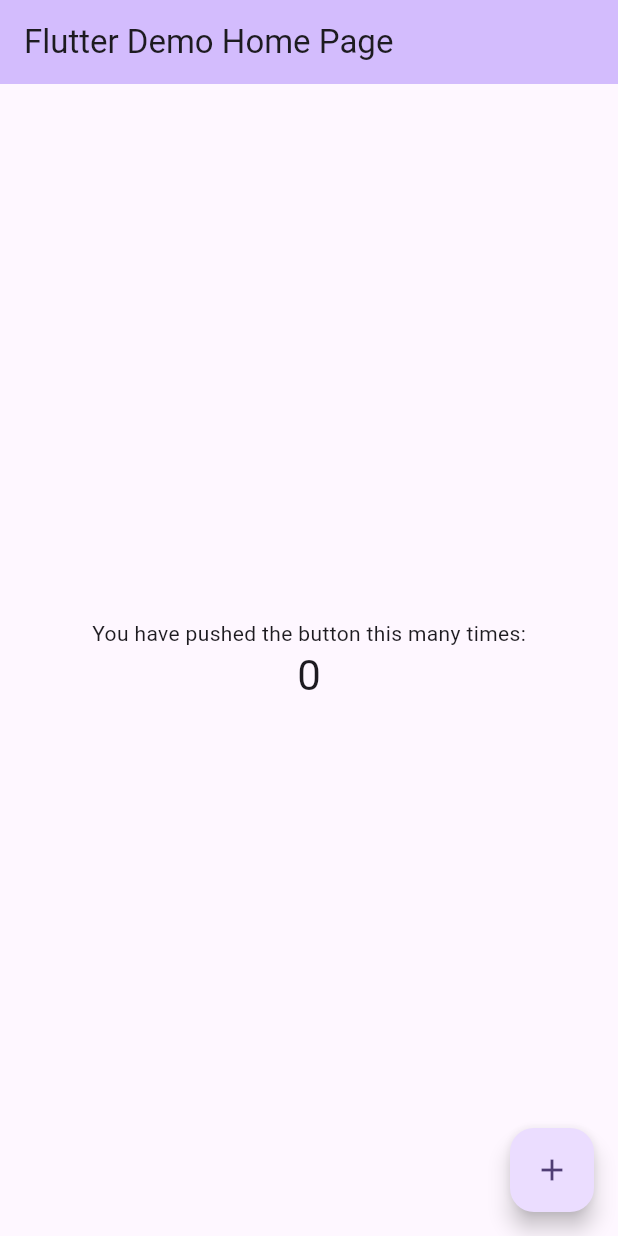
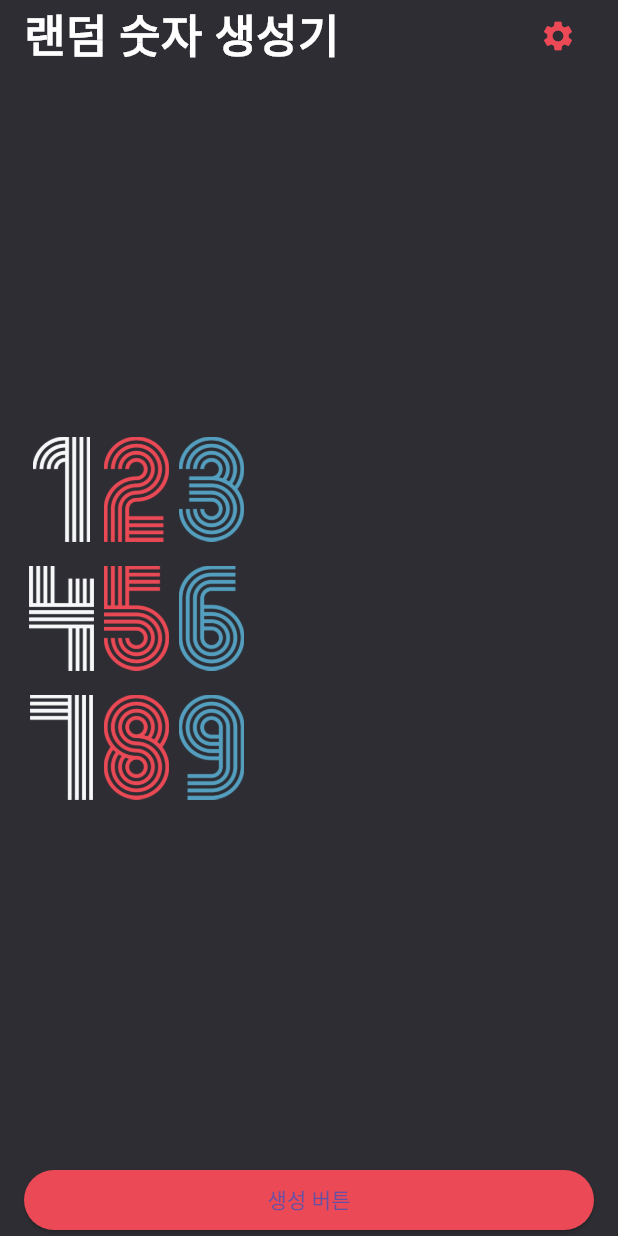
Before and after one commit to sangsang0114/AndroidFlutterPractice, a Flutter app: the screen it shows after launch, on a phone screen of 412 x 824 dp. Run offline on Flutter 3.47's test engine with Material 3 defaults, Android fonts, the phone set to English and light mode, and no system bars; our stand-ins replace webview_flutter.

Commit message:
random_number 프로젝트 완성

```diff
--- /dev/null
+++ b/random_number/lib/component/number_row.dart
@@ -0,0 +1,28 @@
+import 'package:flutter/material.dart';
+
+class NumberRow extends StatelessWidget {
+  final int number;
+
+  const NumberRow({
+    required this.number,
+    super.key,
+  });
+
+  @override
+  Widget build(BuildContext context) {
+    return Row(
+      children: number
+          .toString()
+          .split('')
+          .toList()
+          .map(
+            (x) => Image.asset(
+              'asset/img/$x.png',
+              width: 50.0,
+              height: 70.0,
+            ),
+          )
+          .toList(),
+    );
+  }
+}
--- /dev/null
+++ b/random_number/lib/constant/color.dart
@@ -0,0 +1,5 @@
+import 'package:flutter/material.dart';
+
+const Color PRIMARY_COLOR = Color(0xFF2D2D33);
+const Color RED_COLOR = Color(0xFFEA4955);
+const Color BLUE_COLOR = Color(0xFF549FBF);
--- a/random_number/lib/main.dart
+++ b/random_number/lib/main.dart
@@ -1,125 +1,10 @@
 import 'package:flutter/material.dart';
+import 'package:random_number/screen/home_screen.dart';
 
 void main() {
-  runApp(const MyApp());
+  runApp(
+    MaterialApp(
+      home: HomeScreen(),
+    ),
+  );
 }
-
-class MyApp extends StatelessWidget {
-  const MyApp({super.key});
-
-  // This widget is the root of your application.
-  @override
-  Widget build(BuildContext context) {
-    return MaterialApp(
-      title: 'Flutter Demo',
-      theme: ThemeData(
-        // This is the theme of your application.
-        //
-        // TRY THIS: Try running your application with "flutter run". You'll see
-        // the application has a purple toolbar. Then, without quitting the app,
-        // try changing the seedColor in the colorScheme below to Colors.green
-        // and then invoke "hot reload" (save your changes or press the "hot
-        // reload" button in a Flutter-supported IDE, or press "r" if you used
-        // the command line to start the app).
-        //
-        // Notice that the counter didn't reset back to zero; the application
-        // state is not lost during the reload. To reset the state, use hot
-        // restart instead.
-        //
-        // This works for code too, not just values: Most code changes can be
-        // tested with just a hot reload.
-        colorScheme: ColorScheme.fromSeed(seedColor: Colors.deepPurple),
-        useMaterial3: true,
-      ),
-      home: const MyHomePage(title: 'Flutter Demo Home Page'),
-    );
-  }
-}
-
-class MyHomePage extends StatefulWidget {
-  const MyHomePage({super.key, required this.title});
-
-  // This widget is the home page of your application. It is stateful, meaning
-  // that it has a State object (defined below) that contains fields that affect
-  // how it looks.
-
-  // This class is the configuration for the state. It holds the values (in this
-  // case the title) provided by the parent (in this case the App widget) and
-  // used by the build method of the State. Fields in a Widget subclass are
-  // always marked "final".
-
-  final String title;
-
-  @override
-  State<MyHomePage> createState() => _MyHomePageState();
-}
-
-class _MyHomePageState extends State<MyHomePage> {
-  int _counter = 0;
-
-  void _incrementCounter() {
-    setState(() {
-      // This call to setState tells the Flutter framework that something has
-      // changed in this State, which causes it to rerun the build method below
-      // so that the display can reflect the updated values. If we changed
-      // _counter without calling setState(), then the build method would not be
-      // called again, and so nothing would appear to happen.
-      _counter++;
-    });
-  }
-
-  @override
-  Widget build(BuildContext context) {
-    // This method is rerun every time setState is called, for instance as done
-    // by the _incrementCounter method above.
-    //
-    // The Flutter framework has been optimized to make rerunning build methods
-    // fast, so that you can just rebuild anything that needs updating rather
-    // than having to individually change instances of widgets.
-    return Scaffold(
-      appBar: AppBar(
-        // TRY THIS: Try changing the color here to a specific color (to
-        // Colors.amber, perhaps?) and trigger a hot reload to see the AppBar
-        // change color while the other colors stay the same.
-        backgroundColor: Theme.of(context).colorScheme.inversePrimary,
-        // Here we take the value from the MyHomePage object that was created by
-        // the App.build method, and use it to set our appbar title.
-        title: Text(widget.title),
-      ),
-      body: Center(
-        // Center is a layout widget. It takes a single child and positions it
-        // in the middle of the parent.
-        child: Column(
-          // Column is also a layout widget. It takes a list of children and
-          // arranges them vertically. By default, it sizes itself to fit its
-          // children horizontally, and tries to be as tall as its parent.
-          //
-          // Column has various properties to control how it sizes itself and
-          // how it positions its children. Here we use mainAxisAlignment to
-          // center the children vertically; the main axis here is the vertical
-          // axis because Columns are vertical (the cross axis would be
-          // horizontal).
-          //
-          // TRY THIS: Invoke "debug painting" (choose the "Toggle Debug Paint"
-          // action in the IDE, or press "p" in the console), to see the
-          // wireframe for each widget.
-          mainAxisAlignment: MainAxisAlignment.center,
-          children: <Widget>[
-            const Text(
-              'You have pushed the button this many times:',
-            ),
-            Text(
-              '$_counter',
-              style: Theme.of(context).textTheme.headlineMedium,
-            ),
-          ],
-        ),
-      ),
-      floatingActionButton: FloatingActionButton(
-        onPressed: _incrementCounter,
-        tooltip: 'Increment',
-        child: const Icon(Icons.add),
-      ), // This trailing comma makes auto-formatting nicer for build methods.
-    );
-  }
-}
--- /dev/null
+++ b/random_number/lib/screen/home_screen.dart
@@ -0,0 +1,163 @@
+import 'dart:math';
+
+import 'package:flutter/material.dart';
+import 'package:random_number/component/number_row.dart';
+import 'package:random_number/constant/color.dart';
+import 'package:random_number/screen/settings_screen.dart';
+
+class HomeScreen extends StatefulWidget {
+  const HomeScreen({super.key});
+
+  @override
+  State<HomeScreen> createState() => _HomeScreenState();
+}
+
+class _HomeScreenState extends State<HomeScreen> {
+  int maxNumber = 1000;
+  List<int> randomNumbers = [
+    123,
+    456,
+    789,
+  ];
+
+  @override
+  Widget build(BuildContext context) {
+    return Scaffold(
+      backgroundColor: PRIMARY_COLOR,
+      body: Padding(
+        padding: EdgeInsets.symmetric(
+          horizontal: 16.0,
+        ),
+        child: SafeArea(
+          child: Column(
+            crossAxisAlignment: CrossAxisAlignment.start,
+            children: [
+              _Header(
+                onPressed: onSettingsPop,
+              ),
+              _Body(
+                randomNumbers: randomNumbers,
+              ),
+              _Footer(
+                onPressed: onRandomNumberGenerate,
+              ),
+            ],
+          ),
+        ),
+      ),
+    );
+  }
+
+  void onRandomNumberGenerate() {
+    final rand = Random();
+
+    final Set<int> newNumbers = {};
+    while (newNumbers.length != 3) {
+      final number = rand.nextInt(maxNumber);
+      newNumbers.add(number);
+    }
+    setState(() {
+      randomNumbers = newNumbers.toList();
+    });
+  }
+
+  void onSettingsPop() async {
+    final int? result = await Navigator.of(context).push<int>(
+      MaterialPageRoute(
+        builder: (BuildContext context) {
+          return SettingsScreen(
+            maxNumber: maxNumber,
+          );
+        },
+      ),
+    );
+    if (result != null) {
+      setState(() {
+        maxNumber = result;
+      });
+    }
+  }
+}
+
+class _Header extends StatelessWidget {
+  final VoidCallback onPressed;
+
+  const _Header({required this.onPressed, super.key});
+
+  @override
+  Widget build(BuildContext context) {
+    return Row(
+      mainAxisAlignment: MainAxisAlignment.spaceBetween,
+      children: [
+        Text(
+          '랜덤 숫자 생성기',
+          style: TextStyle(
+            color: Colors.white,
+            fontSize: 30.0,
+            fontWeight: FontWeight.w700,
+          ),
+        ),
+        IconButton(
+          onPressed: onPressed,
+          icon: Icon(
+            Icons.settings,
+            color: RED_COLOR,
+          ),
+        ),
+      ],
+    );
+  }
+}
+
+class _Body extends StatelessWidget {
+  final List<int> randomNumbers;
+
+  const _Body({
+    required this.randomNumbers,
+    super.key,
+  });
+
+  @override
+  Widget build(BuildContext context) {
+    return Expanded(
+      child: Column(
+        mainAxisAlignment: MainAxisAlignment.center,
+        children: randomNumbers
+            .asMap()
+            .entries
+            .map(
+              (x) => Padding(
+                padding: EdgeInsets.only(bottom: x.key == 2 ? 0 : 16.0),
+                child: NumberRow(
+                  number: x.value,
+                ),
+              ),
+            )
+            .toList(),
+      ),
+    );
+  }
+}
+
+class _Footer extends StatelessWidget {
+  final VoidCallback onPressed;
+
+  const _Footer({
+    required this.onPressed,
+    super.key,
+  });
+
+  @override
+  Widget build(BuildContext context) {
+    return SizedBox(
+      width: double.infinity,
+      child: ElevatedButton(
+        style: ElevatedButton.styleFrom(
+          primary: RED_COLOR,
+        ),
+        onPressed: onPressed,
+        child: Text('생성 버튼'),
+      ),
+    );
+  }
+}
--- a/random_number/pubspec.yaml
+++ b/random_number/pubspec.yaml
@@ -57,6 +57,8 @@ flutter:
   # included with your application, so that you can use the icons in
   # the material Icons class.
   uses-material-design: true
+  assets:
+    - asset/img/
 
   # To add assets to your application, add an assets section, like this:
   # assets:
```
Also changed, not shown: random_number/lib/screen/settings_screen.dart (added, +114 -0 lines), random_number/asset/img/0.png (added), random_number/asset/img/1.png (added), random_number/asset/img/2.png (added), random_number/asset/img/3.png (added), random_number/asset/img/4.png (added), random_number/asset/img/5.png (added), random_number/asset/img/6.png (added), random_number/asset/img/7.png (added), random_number/asset/img/8.png (added), random_number/asset/img/9.png (added).
